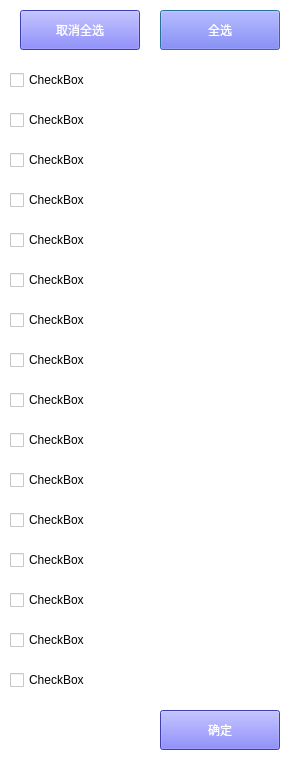
First picture: the form in gui/dialog/multiple_select_dialog.ui, repository WanKaKa/IjsGiftWall, before the edit.
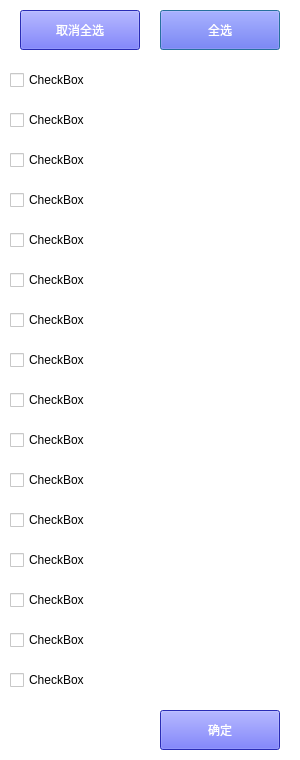
Second picture: the form after the edit.

What changed in the file:
```diff
--- a/gui/dialog/multiple_select_dialog.ui
+++ b/gui/dialog/multiple_select_dialog.ui
@@ -310,7 +310,7 @@
     </rect>
    </property>
    <property name="styleSheet">
-    <string notr="true">background-color: rgb(85, 85, 255);
+    <string notr="true">background-color: rgb(57, 61, 255);
 color: rgb(255, 255, 255);
 font: 12pt &quot;微软雅黑&quot;;</string>
    </property>
@@ -328,7 +328,7 @@
     </rect>
    </property>
    <property name="styleSheet">
-    <string notr="true">background-color: rgb(85, 85, 255);
+    <string notr="true">background-color: rgb(57, 61, 255);
 color: rgb(255, 255, 255);
 font: 12pt &quot;微软雅黑&quot;;</string>
    </property>
@@ -346,7 +346,7 @@
     </rect>
    </property>
    <property name="styleSheet">
-    <string notr="true">background-color: rgb(85, 85, 255);
+    <string notr="true">background-color: rgb(57, 61, 255);
 color: rgb(255, 255, 255);
 font: 12pt &quot;微软雅黑&quot;;</string>
    </property>
```
